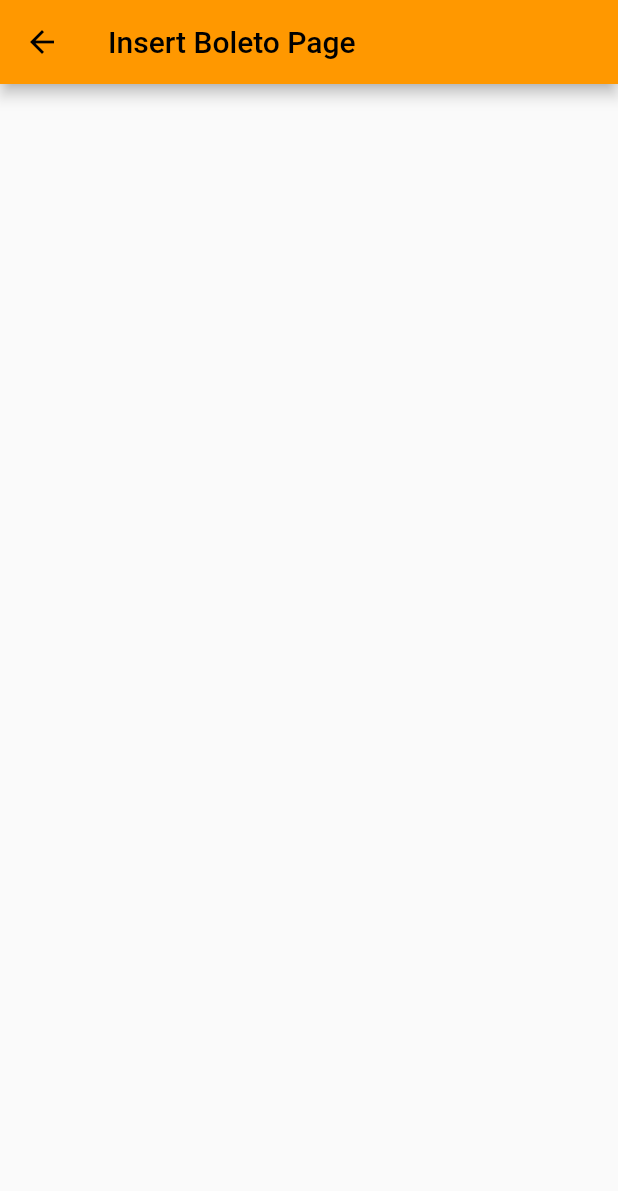
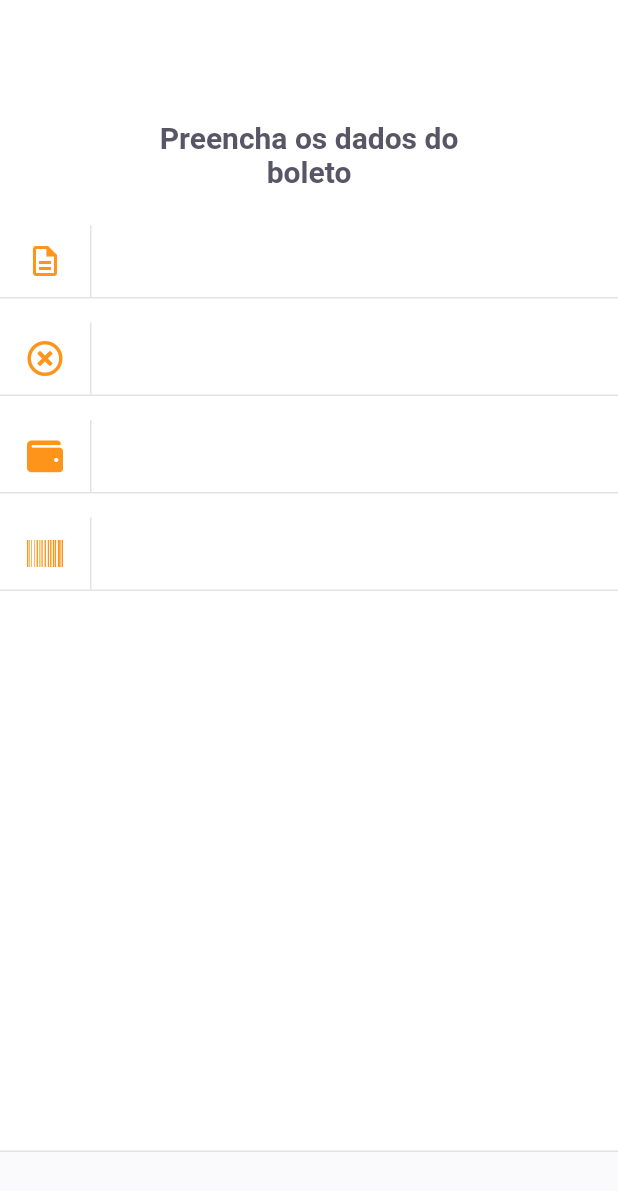
Before and after one commit to rossirenan/payflow, a Flutter app: the InsertBoletoPage screen opened by its route, on a phone screen of 412 x 824 dp. Shown: the top 1191 px of the screen. Run offline on Flutter 3.47's test engine with Material 2 defaults, Android fonts, the phone set to English and light mode, and no system bars; our stand-ins replace camera, firebase_core, font_awesome_flutter, google_fonts, google_sign_in, image_picker and 1 more; missing offline and left inert: google_ml_kit; accounts and stored records are empty.

Commit message:
insert barcode

```diff
--- a/lib/modules/insert_boleto/insert_boleto_page.dart
+++ b/lib/modules/insert_boleto/insert_boleto_page.dart
@@ -1,4 +1,9 @@
 import 'package:flutter/material.dart';
+import 'package:font_awesome_flutter/font_awesome_flutter.dart';
+import 'package:payflow/shared/themes/app_colors.dart';
+import 'package:payflow/shared/themes/app_text_styles.dart';
+import 'package:payflow/shared/widgets/input_text/input_widget.dart';
+import 'package:payflow/shared/widgets/set_label_button/set_label_buttons.dart';
 
 class InsertBoletoPage extends StatelessWidget {
   const InsertBoletoPage({Key? key}) : super(key: key);
@@ -6,8 +11,52 @@ class InsertBoletoPage extends StatelessWidget {
   @override
   Widget build(BuildContext context) {
     return Scaffold(
+      backgroundColor: AppColors.background,
       appBar: AppBar(
-        title: Text("Insert Boleto Page"),
+        backgroundColor: AppColors.background,
+        elevation: 0,
+        leading: BackButton(
+          color: AppColors.input,
+        ),
+      ),
+      body: Column(
+        crossAxisAlignment: CrossAxisAlignment.center,
+        children: [
+          Padding(
+              padding: const EdgeInsets.symmetric(horizontal: 93, vertical: 24),
+              child: Text(
+                "Preencha os dados do boleto",
+                style: TextStyles.titleBoldHeading,
+                textAlign: TextAlign.center,
+              )),
+          InputTextWidget(
+            label: "Nome do boleto",
+            icon: Icons.description_outlined,
+            onChanged: (value) {},
+          ),
+          InputTextWidget(
+            label: "Vencimento",
+            icon: FontAwesomeIcons.timesCircle,
+            onChanged: (value) {},
+          ),
+          InputTextWidget(
+            label: "Valor",
+            icon: FontAwesomeIcons.wallet,
+            onChanged: (value) {},
+          ),
+          InputTextWidget(
+            label: "Código",
+            icon: FontAwesomeIcons.barcode,
+            onChanged: (value) {},
+          ),
+        ],
+      ),
+      bottomNavigationBar: SetLabelButtons(
+        enableSecundaryColor: true,
+        primaryLabel: "Cancelar",
+        primaryOnPressed: () {},
+        secondaryLabel: 'Cadastrar',
+        secondaryOnPressed: () {},
       ),
     );
   }
--- a/lib/shared/themes/app_colors.dart
+++ b/lib/shared/themes/app_colors.dart
@@ -9,4 +9,5 @@ class AppColors {
   static final stroke = Color(0xFFE3E3E6);
   static final shape = Color(0xFFFAFAFC);
   static final background = Color(0xFFFFFFFF);
+  static final input = Color(0xFFB1B8);
 }
--- a/lib/shared/themes/app_text_styles.dart
+++ b/lib/shared/themes/app_text_styles.dart
@@ -78,6 +78,11 @@ class TextStyles {
     fontWeight: FontWeight.w700,
     color: AppColors.background,
   );
+  static final input = GoogleFonts.inter(
+    fontSize: 15,
+    fontWeight: FontWeight.w400,
+    color: AppColors.input,
+  );
   static final captionBackground = GoogleFonts.lexendDeca(
     fontSize: 13,
     fontWeight: FontWeight.w400,
--- /dev/null
+++ b/lib/shared/widgets/input_text/input_widget.dart
@@ -0,0 +1,63 @@
+import 'package:flutter/material.dart';
+import 'package:payflow/shared/themes/app_colors.dart';
+import 'package:payflow/shared/themes/app_text_styles.dart';
+
+class InputTextWidget extends StatelessWidget {
+  final String label;
+  final IconData icon;
+  final String? initialValue;
+  final String? Function(String?)? validator;
+  final TextEditingController? controller;
+  final void Function(String value) onChanged;
+
+  const InputTextWidget(
+      {Key? key,
+      required this.label,
+      required this.icon,
+      this.initialValue,
+      this.validator,
+      this.controller,
+      required this.onChanged})
+      : super(key: key);
+
+  @override
+  Widget build(BuildContext context) {
+    return Padding(
+      padding: const EdgeInsets.only(bottom: 16),
+      child: Column(
+        children: [
+          TextFormField(
+            controller: controller,
+            initialValue: initialValue,
+            validator: validator,
+            style: TextStyles.input,
+            decoration: InputDecoration(
+                contentPadding: EdgeInsets.zero,
+                labelText: label,
+                labelStyle: TextStyles.input,
+                icon: Row(
+                  mainAxisSize: MainAxisSize.min,
+                  children: [
+                    Padding(
+                      padding: const EdgeInsets.symmetric(horizontal: 18),
+                      child: Icon(icon, color: AppColors.primary),
+                    ),
+                    Container(
+                      width: 1,
+                      height: 48,
+                      color: AppColors.stroke,
+                    )
+                  ],
+                ),
+                border: InputBorder.none),
+          ),
+          Divider(
+            height: 1,
+            thickness: 1,
+            color: AppColors.stroke,
+          )
+        ],
+      ),
+    );
+  }
+}
--- a/lib/shared/widgets/set_label_button/set_label_buttons.dart
+++ b/lib/shared/widgets/set_label_button/set_label_buttons.dart
@@ -10,20 +10,31 @@ class SetLabelButtons extends StatelessWidget {
   final String secondaryLabel;
   final VoidCallback secondaryOnPressed;
   final bool enablePrimaryColor;
+  final bool enableSecundaryColor;
   const SetLabelButtons(
       {Key? key,
       required this.primaryLabel,
       required this.primaryOnPressed,
       required this.secondaryLabel,
       required this.secondaryOnPressed,
-      this.enablePrimaryColor = false})
+      this.enablePrimaryColor = false,
+      this.enableSecundaryColor = false})
       : super(key: key);
 
   @override
   Widget build(BuildContext context) {
     return Container(
       color: AppColors.shape,
-      height: 56,
+      height: 57,
+      child: Column(
+        mainAxisSize: MainAxisSize.min,
+        children: [
+          Divider(
+            thickness: 1,
+            height: 1,
+            color: AppColors.stroke,
+          ),
+          Container(
             child: Row(
               children: [
                 Expanded(
@@ -37,7 +48,11 @@ class SetLabelButtons extends StatelessWidget {
                     child: LabelButton(
                   label: secondaryLabel,
                   onPressed: secondaryOnPressed,
+                  style: enableSecundaryColor ? TextStyles.buttonPrimary : null,
                 ))
+              ],
+            ),
+          ),
         ],
       ),
     );
--- a/pubspec.yaml
+++ b/pubspec.yaml
@@ -37,6 +37,7 @@ dependencies:
   camera: ^0.8.1+3
   image_picker: ^0.8.1+1
   image_picker_for_web: ^2.0.0
+  font_awesome_flutter: ^9.2.0
 
 dev_dependencies:
   flutter_test:
```
Also changed, not shown: pubspec.lock. Lines whose indentation alone changed are shown as unchanged.
